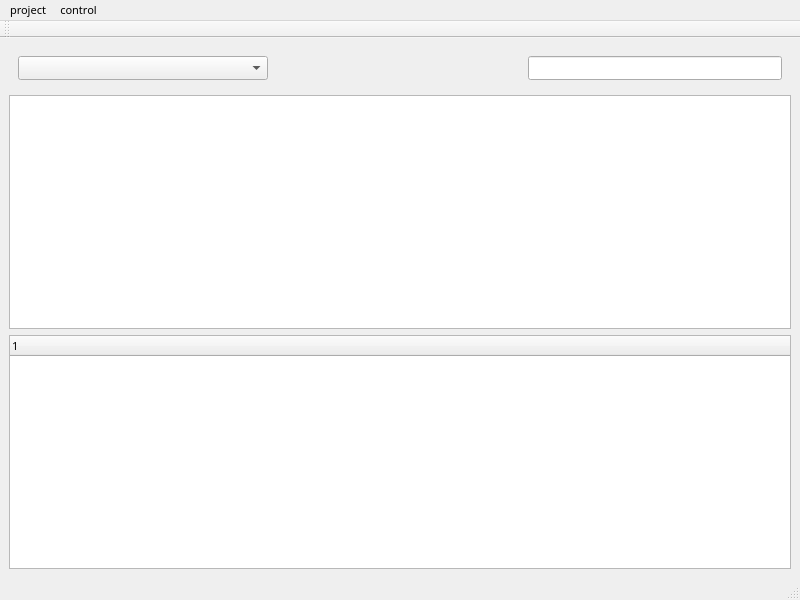
This is mainwindow.ui in Gwins7/GSniffer as Qt 5 draws it before an edit. The edited form follows.
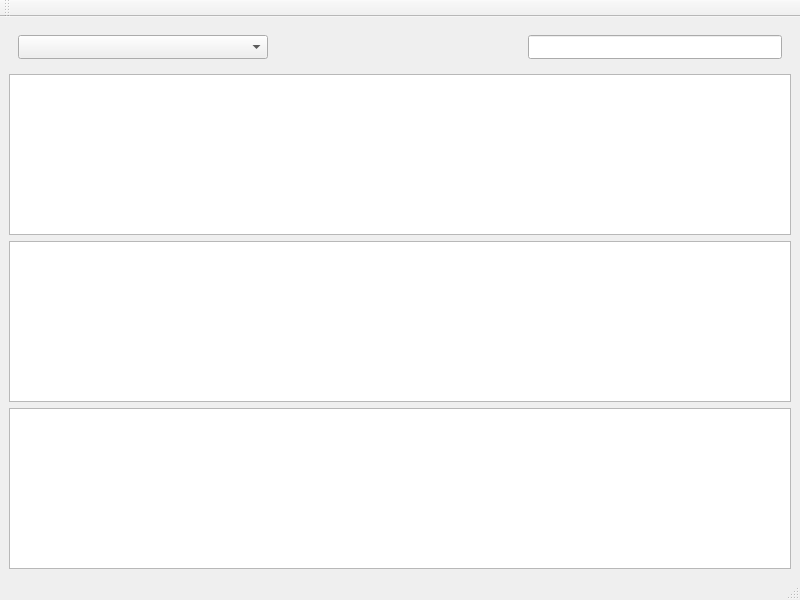
This is the edited form.

```diff
--- a/mainwindow.ui
+++ b/mainwindow.ui
@@ -60,6 +60,9 @@
       </item>
       <item>
        <widget class="QTreeWidget" name="PktTree">
+        <attribute name="headerVisible">
+         <bool>false</bool>
+        </attribute>
         <column>
          <property name="text">
           <string notr="true">1</string>
@@ -67,34 +70,13 @@
         </column>
        </widget>
       </item>
+      <item>
+       <widget class="QTextBrowser" name="PktBrowser"/>
+      </item>
      </layout>
     </item>
    </layout>
   </widget>
-  <widget class="QMenuBar" name="menubar">
-   <property name="geometry">
-    <rect>
-     <x>0</x>
-     <y>0</y>
-     <width>800</width>
-     <height>18</height>
-    </rect>
-   </property>
-   <widget class="QMenu" name="menuproject">
-    <property name="title">
-     <string>project</string>
-    </property>
-   </widget>
-   <widget class="QMenu" name="menurun">
-    <property name="title">
-     <string>control</string>
-    </property>
-    <addaction name="actionrunstop"/>
-    <addaction name="actionclear"/>
-   </widget>
-   <addaction name="menuproject"/>
-   <addaction name="menurun"/>
-  </widget>
   <widget class="QStatusBar" name="statusbar"/>
   <widget class="QToolBar" name="toolBar">
    <property name="windowTitle">
```
